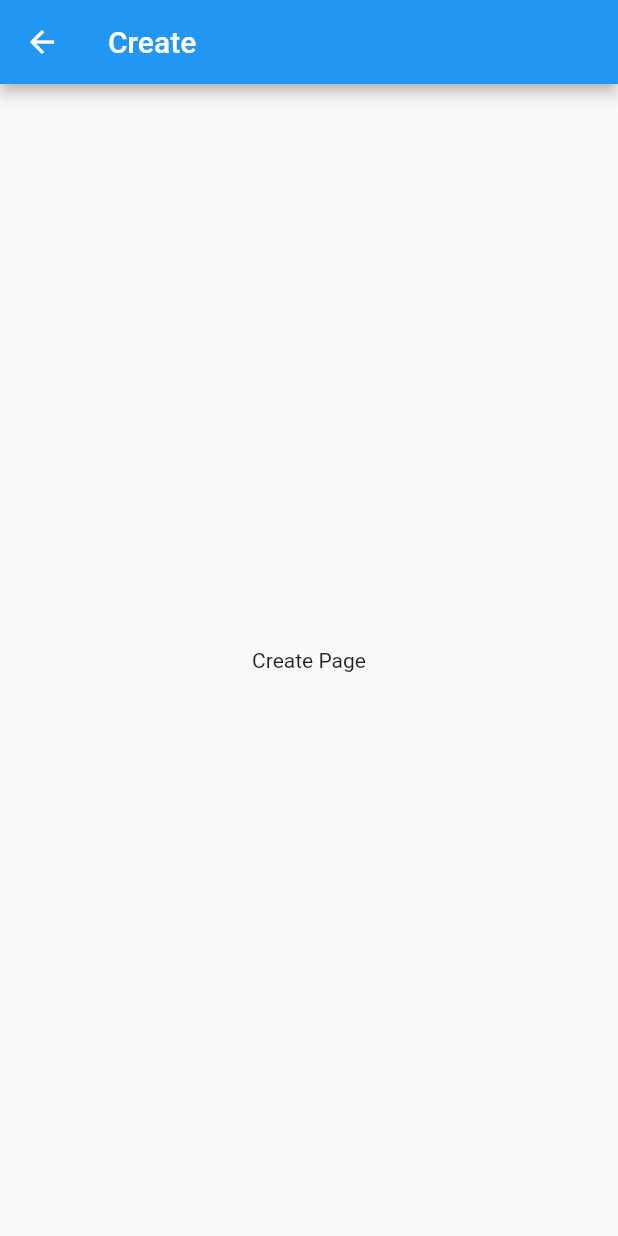
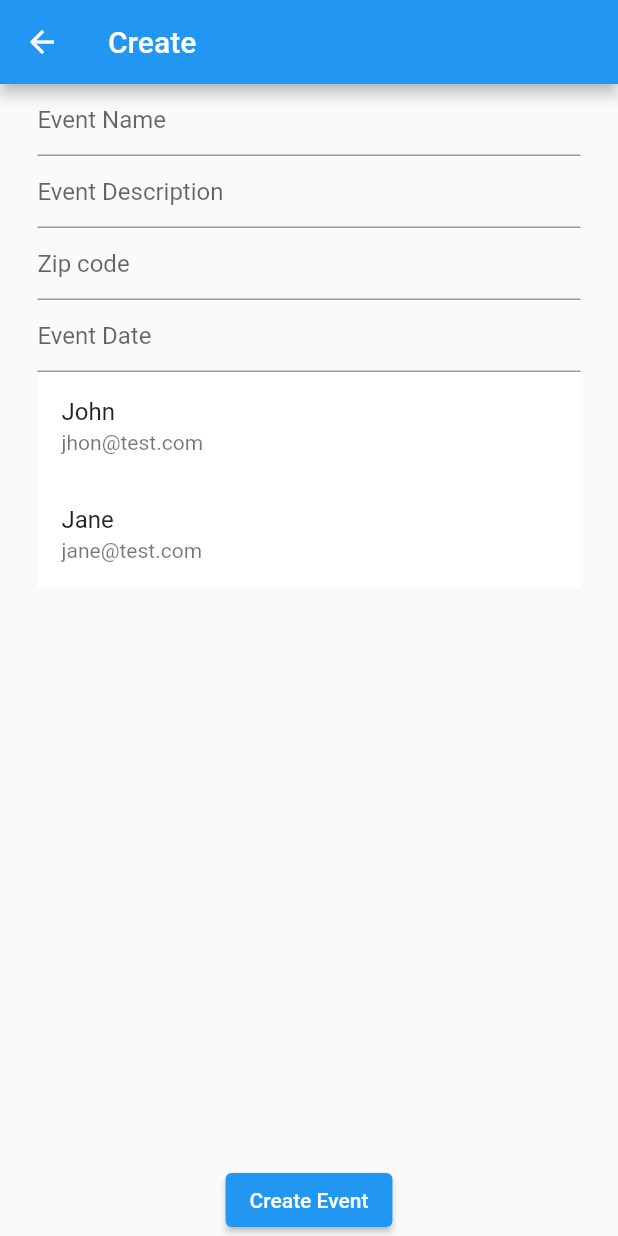
Before and after one commit to erikfors/shellhacks2022, a Flutter app: the CreatePage screen opened directly, on a phone screen of 412 x 824 dp. Run offline on Flutter 3.47's test engine with Material 2 defaults, Android fonts, the phone set to English and light mode, and no system bars; our stand-ins replace bloc, equatable, firebase_auth, firebase_core, flutter_bloc, font_awesome_flutter and 1 more; missing offline and left inert: firebase_auth_platform_interface, flow_builder, very_good_analysis; accounts and stored records are empty.

Commit message:
Create page design

```diff
--- a/lib/Presentation/Screens/create_page.dart
+++ b/lib/Presentation/Screens/create_page.dart
@@ -1,15 +1,135 @@
 import 'package:flutter/material.dart';
 
+import '../../Data/Models/user.dart';
+
 class CreatePage extends StatelessWidget {
-  const CreatePage({super.key});
-
+  CreatePage({super.key});
+  final List<User> selectedParticipants = [];
   @override
   Widget build(BuildContext context) {
     return Scaffold(
       appBar: AppBar(
         title: const Text('Create'),
       ),
-      body: Center(child: Text('Create Page')),
+      // form with text fields for event name, description, participants, zipcode and date
+      body: Padding(
+        padding: const EdgeInsets.symmetric(horizontal: 25.0),
+        child: FormField(builder: (context) {
+          return Column(
+            children: [
+              TextFormField(
+                decoration: const InputDecoration(
+                  hintText: 'Event Name',
+                ),
+              ),
+              TextFormField(
+                decoration: const InputDecoration(
+                  hintText: 'Event Description',
+                ),
+              ),
+              TextFormField(
+                decoration: const InputDecoration(
+                  hintText: 'Zip code',
+                ),
+              ),
+              TextFormField(
+                decoration: const InputDecoration(
+                  hintText: 'Event Date',
+                ),
+              ),
+              // list where you can select multiple participants
+              Expanded(
+                child: SelectableList(
+                  selectedChildren: selectedParticipants,
+                  children: const [
+                    User(id: '1', name: 'John', email: 'jhon@test.com'),
+                    User(id: '2', name: 'Jane', email: 'jane@test.com'),
+                  ],
+                ),
+              ),
+              ElevatedButton(
+                onPressed: () {
+                  print(selectedParticipants);
+                },
+                child: Text('Create Event'),
+              )
+            ],
+          );
+        }),
+      ),
     );
   }
 }
+
+class SelectableList extends StatefulWidget {
+  const SelectableList({
+    Key? key,
+    required this.children,
+    this.selectedChildren = const [],
+  }) : super(key: key);
+
+  final List<User> children;
+  final List<User> selectedChildren;
+
+  @override
+  State<SelectableList> createState() => _SelectableListState();
+}
+
+class _SelectableListState extends State<SelectableList> {
+  @override
+  void initState() {
+    super.initState();
+  }
+
+  @override
+  Widget build(BuildContext context) {
+    return ListView(
+      children: widget.children.map((e) {
+        return SelectableItem(
+          selected: widget.selectedChildren.contains(e),
+          onTap: () {
+            setState(() {
+              if (widget.selectedChildren.contains(e)) {
+                widget.selectedChildren.remove(e);
+              } else {
+                widget.selectedChildren.add(e);
+              }
+            });
+          },
+          child: ListTile(
+            title: Text(e.name!),
+            subtitle: Text(e.email!),
+          ),
+        );
+      }).toList(),
+    );
+  }
+}
+
+class SelectableItem extends StatefulWidget {
+  const SelectableItem(
+      {super.key,
+      required this.child,
+      required this.selected,
+      required this.onTap});
+
+  final Widget child;
+  final bool selected;
+  final VoidCallback onTap;
+
+  @override
+  State<SelectableItem> createState() => _SelectableItemState();
+}
+
+class _SelectableItemState extends State<SelectableItem> {
+  @override
+  Widget build(BuildContext context) {
+    return GestureDetector(
+      onTap: widget.onTap,
+      child: Container(
+        color: widget.selected ? Colors.blue : Colors.white,
+        child: widget.child,
+      ),
+    );
+  }
+}
```
